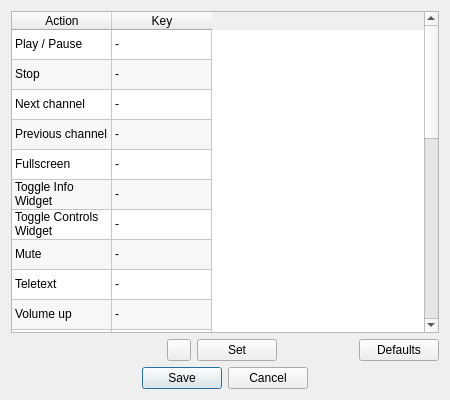
The window that src/ui/settings/SettingsDialogShortcuts.ui (ntadej/tano) describes before a commit, drawn with Qt 5.
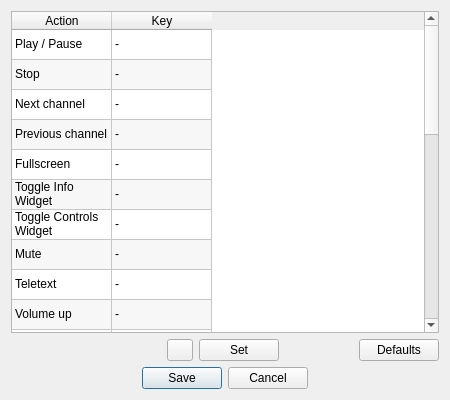
The same window after the commit. Icons and pictures are not drawn. Custom widgets are drawn as their Qt base class.

```diff
--- a/src/ui/settings/SettingsDialogShortcuts.ui
+++ b/src/ui/settings/SettingsDialogShortcuts.ui
@@ -123,6 +123,11 @@
        <string notr="true"/>
       </property>
      </row>
+     <row>
+      <property name="text">
+       <string/>
+      </property>
+     </row>
      <row>
       <property name="text">
        <string notr="true"/>
@@ -395,10 +400,7 @@
      </item>
      <item row="17" column="0">
       <property name="text">
-       <string>Always on top</string>
-      </property>
-      <property name="flags">
-       <set>ItemIsDragEnabled|ItemIsUserCheckable|ItemIsEnabled</set>
+       <string>Keyboard shortcuts</string>
       </property>
      </item>
      <item row="17" column="1">
@@ -408,7 +410,7 @@
      </item>
      <item row="18" column="0">
       <property name="text">
-       <string>Simple Mode</string>
+       <string>Always on top</string>
       </property>
       <property name="flags">
        <set>ItemIsDragEnabled|ItemIsUserCheckable|ItemIsEnabled</set>
@@ -421,7 +423,7 @@
      </item>
      <item row="19" column="0">
       <property name="text">
-       <string>Hide to tray</string>
+       <string>Simple Mode</string>
       </property>
       <property name="flags">
        <set>ItemIsDragEnabled|ItemIsUserCheckable|ItemIsEnabled</set>
@@ -434,7 +436,10 @@
      </item>
      <item row="20" column="0">
       <property name="text">
-       <string>Next audio track</string>
+       <string>Hide to tray</string>
+      </property>
+      <property name="flags">
+       <set>ItemIsDragEnabled|ItemIsUserCheckable|ItemIsEnabled</set>
       </property>
      </item>
      <item row="20" column="1">
@@ -444,7 +449,7 @@
      </item>
      <item row="21" column="0">
       <property name="text">
-       <string>Next video track</string>
+       <string>Next audio track</string>
       </property>
      </item>
      <item row="21" column="1">
@@ -454,7 +459,7 @@
      </item>
      <item row="22" column="0">
       <property name="text">
-       <string>Next subtitle track</string>
+       <string>Next video track</string>
       </property>
      </item>
      <item row="22" column="1">
@@ -464,7 +469,7 @@
      </item>
      <item row="23" column="0">
       <property name="text">
-       <string>Next aspect ratio mode</string>
+       <string>Next subtitle track</string>
       </property>
      </item>
      <item row="23" column="1">
@@ -474,7 +479,7 @@
      </item>
      <item row="24" column="0">
       <property name="text">
-       <string>Next crop mode</string>
+       <string>Next aspect ratio mode</string>
       </property>
      </item>
      <item row="24" column="1">
@@ -484,7 +489,7 @@
      </item>
      <item row="25" column="0">
       <property name="text">
-       <string>Next deinterlace mode</string>
+       <string>Next crop mode</string>
       </property>
      </item>
      <item row="25" column="1">
@@ -492,6 +497,16 @@
        <string notr="true">-</string>
       </property>
      </item>
+     <item row="26" column="0">
+      <property name="text">
+       <string>Next deinterlace mode</string>
+      </property>
+     </item>
+     <item row="26" column="1">
+      <property name="text">
+       <string notr="true">-</string>
+      </property>
+     </item>
     </widget>
    </item>
    <item row="1" column="0">
@@ -508,19 +523,13 @@
     <widget class="QPushButton" name="buttonClear">
      <property name="maximumSize">
       <size>
-       <width>24</width>
-       <height>24</height>
+       <width>26</width>
+       <height>26</height>
       </size>
      </property>
      <property name="icon">
       <iconset resource="../../../data/icons.qrc">
-       <normaloff>:/icons/24x24/clear.png</normaloff>:/icons/24x24/clear.png</iconset>
-     </property>
-     <property name="iconSize">
-      <size>
-       <width>24</width>
-       <height>24</height>
-      </size>
+       <normaloff>:/icons/16x16/clear.png</normaloff>:/icons/16x16/clear.png</iconset>
      </property>
     </widget>
    </item>
```
